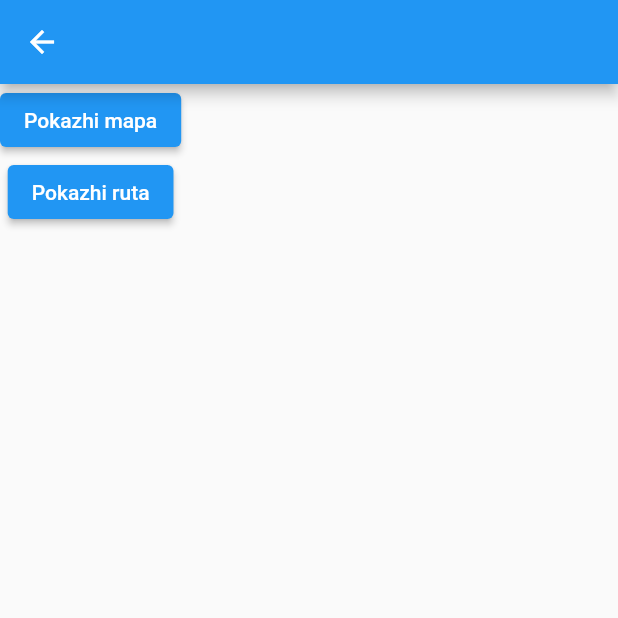
After one commit to teodorasimjanoska/mis_lab3_196023, a Flutter app: the screen it shows once a user with an empty profile is signed in, after a tap on "Dodadi lokacija", on a phone screen of 412 x 824 dp, the top half of it. The commit adds this screen. Run offline on Flutter 3.47's test engine with Material 2 defaults, Android fonts, the phone set to English and light mode, and no system bars; our stand-ins replace cloud_firestore, equatable, firebase_auth, firebase_core, flutter_bloc, flutter_datetime_picker and 9 more; missing offline and left inert: google_maps_webservice; accounts and stored records are empty; network calls fail.

Commit message:
Added files for lab5

```diff
--- /dev/null
+++ b/lib/location_controller.dart
@@ -0,0 +1,34 @@
+import 'package:get/get.dart';
+import 'dart:convert';
+import 'dart:io';
+
+import 'package:flutter/material.dart';
+import 'package:geocoding/geocoding.dart';
+import 'package:geolocator/geolocator.dart';
+import 'package:google_maps_flutter/google_maps_flutter.dart';
+import 'package:http/http.dart' as http;
+import 'package:google_maps_webservice/src/places.dart';
+import 'package:lab3_mis_196023/service/location_service.dart';
+
+class LocationController extends GetxController {
+  Placemark _pickPlaceMark = Placemark();
+  Placemark get pickPlaceMark => _pickPlaceMark;
+
+  List<Prediction> _predictionList = [];
+
+  Future<List<Prediction>> searchLocation(BuildContext context, String text) async {
+    if (text != null && text.isNotEmpty) {
+      http.Response response = await getLocationData(text);
+      var data = jsonDecode(response.body.toString());
+      print("my status is " + data["status"]);
+      if (data['status'] == 'OK') {
+        _predictionList = [];
+        data['predictions'].forEach((prediction)
+        => _predictionList.add(Prediction.fromJson(prediction)));
+      } else {
+
+      }
+    }
+    return _predictionList;
+  }
+}
--- a/lib/main.dart
+++ b/lib/main.dart
@@ -4,10 +4,12 @@ import 'package:flutter_bloc/flutter_bloc.dart';
 import 'package:lab3_mis_196023/blocs/termini_bloc.dart';
 import 'package:lab3_mis_196023/blocs/termini_event.dart';
 import 'package:lab3_mis_196023/firebase_options.dart';
+import 'package:lab3_mis_196023/location_controller.dart';
 import 'package:lab3_mis_196023/repository/termin_repository.dart';
 import 'package:lab3_mis_196023/screens/auth_page.dart';
 import 'package:lab3_mis_196023/service/notif_service.dart';
 import 'package:timezone/data/latest.dart' as tz;
+import 'package:get/get.dart';
 
 // Future<void> main() async {
 //   WidgetsFlutterBinding.ensureInitialized();
@@ -41,7 +43,8 @@ class MyApp extends StatelessWidget {
   // This widget is the root of your application.
   @override
   Widget build(BuildContext context) {
-    return MaterialApp(
+    Get.put(LocationController());
+    return GetMaterialApp(
       title: 'Lab4 196023',
       theme: ThemeData(
         primarySwatch: Colors.lightBlue,
@@ -50,26 +53,3 @@ class MyApp extends StatelessWidget {
     );
   }
 }
-
-// this was in lab3
-
-// class MyApp extends StatelessWidget {
-//   // This widget is the root of your application.
-//   @override
-//   Widget build(BuildContext context) {
-//     return BlocProvider<TerminiBloc>(
-//       create: (BuildContext context) => TerminiBloc()..add(TerminiInitializedEvent()),
-//       child: MaterialApp(
-//         title: '196023 Lab3',
-//         theme: ThemeData(
-//           primarySwatch: Colors.blue,
-//         ),
-//         initialRoute: '/',
-//         routes: {
-//           '/': (ctx) => MainScreen(),
-//           TerminDetailsScreen.routeName: (ctx) => TerminDetailsScreen(),
-//         },
-//       ),
-//     );
-//   }
-// }
--- a/lib/screens/main_screen.dart
+++ b/lib/screens/main_screen.dart
@@ -6,6 +6,7 @@ import 'package:lab3_mis_196023/blocs/termini_event.dart';
 import 'package:lab3_mis_196023/blocs/termini_state.dart';
 import 'package:lab3_mis_196023/model/termin.dart';
 import 'package:lab3_mis_196023/repository/termin_repository.dart';
+import 'package:lab3_mis_196023/widgets/add_location.dart';
 import 'package:lab3_mis_196023/widgets/appointments.dart';
 import 'package:lab3_mis_196023/widgets/nov_termin.dart';
 import 'package:lab3_mis_196023/widgets/termin_tile.dart';
@@ -18,7 +19,6 @@ class MainScreen extends StatefulWidget {
 }
 
 class _MainScreenState extends State<MainScreen> {
-
   final _predmetController = TextEditingController();
   final _datumController = TextEditingController();
   final user = FirebaseAuth.instance.currentUser!;
@@ -58,12 +58,6 @@ class _MainScreenState extends State<MainScreen> {
       TerminAddedEvent(termin: termin),
     );
   }
-  //
-  // @override
-  // void initState() {
-  //   super.initState();
-  //   BlocProvider.of<TerminBloc>(context).add(GetData());
-  // }
 
   Widget _createBody(BuildContext context) {
     return Column(
@@ -90,6 +84,19 @@ class _MainScreenState extends State<MainScreen> {
               );
             }
           }),
+        ),
+        ElevatedButton(
+          child: Text(
+            "Dodadi lokacija",
+          ),
+          onPressed: () {
+            Navigator.push(
+              context,
+              MaterialPageRoute(
+                builder: (context) => AddLocation(),
+              ),
+            );
+          },
         ),
         Expanded(
           child: _createCalendar(context),
--- /dev/null
+++ b/lib/widgets/add_location.dart
@@ -0,0 +1,50 @@
+import 'package:flutter/material.dart';
+import 'package:lab3_mis_196023/service/location_service.dart';
+
+import '../screens/map_page.dart';
+
+class AddLocation extends StatefulWidget {
+
+  @override
+  State<AddLocation> createState() => _AddLocationState();
+}
+
+class _AddLocationState extends State<AddLocation> {
+
+  @override
+  Widget build(BuildContext context) {
+    return Scaffold(
+      appBar: AppBar(),
+      body: Column(
+        children: [
+          ElevatedButton(
+            child: Text(
+              "Pokazhi mapa",
+            ),
+            onPressed: () {
+              Navigator.push(
+                context,
+                MaterialPageRoute(
+                  builder: (context) => MapPage(),
+                ),
+              );
+            },
+          ),
+          ElevatedButton(
+            child: Text(
+              "Pokazhi ruta",
+            ),
+            onPressed: () {
+              Navigator.push(
+                context,
+                MaterialPageRoute(
+                  builder: (context) => AddLocation(),
+                ),
+              );
+            },
+          ),
+        ],
+      ),
+    );
+  }
+}
```
Also changed, not shown: lib/location_search_dialogue.dart (added, +75 -0 lines), lib/screens/map_directions_page.dart (added, +15 -0 lines), lib/screens/map_page.dart (added, +92 -0 lines), lib/service/location_service.dart (added, +13 -0 lines), pubspec.yaml (+8 -0 lines), pubspec.lock, 2 other files. Lines whose indentation alone changed are shown as unchanged.
